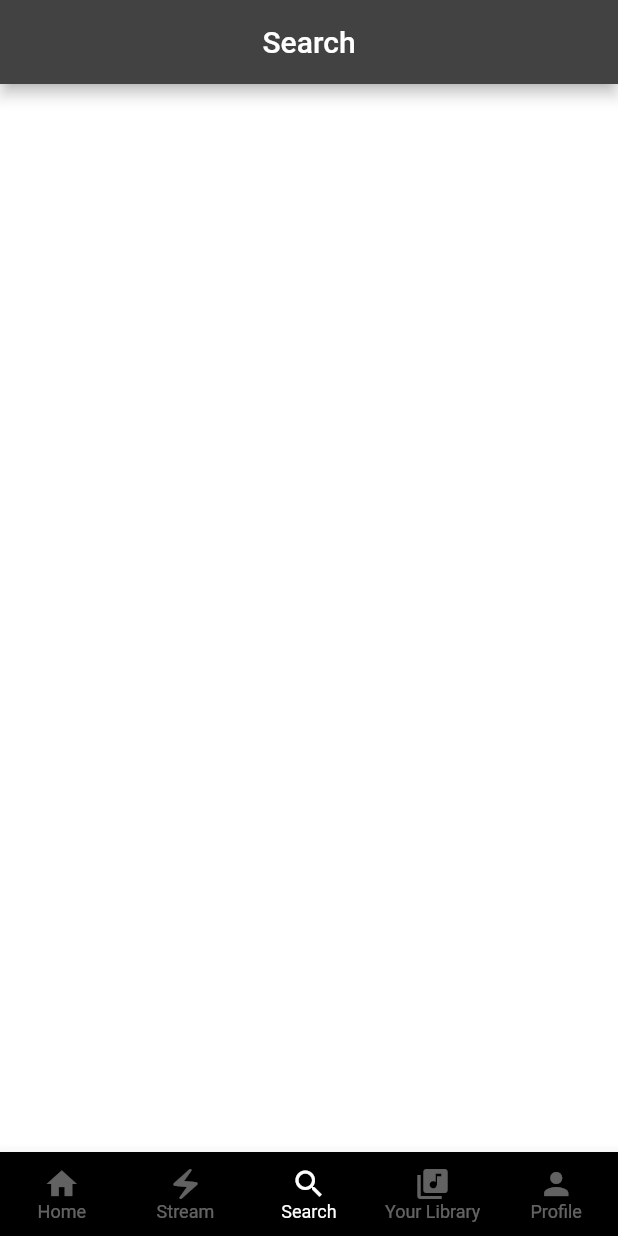
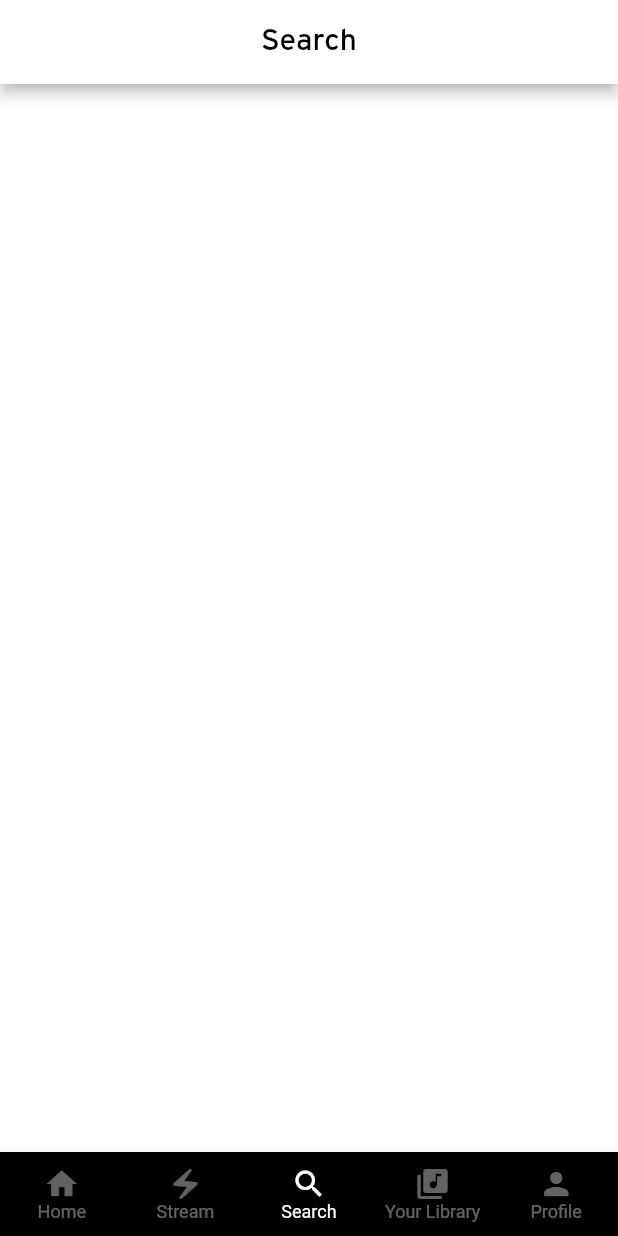
Before and after one commit to lightout11/flutter_int3120, a Flutter app: the screen it shows after launch, item 3 of the bottom bar chosen, on a phone screen of 412 x 824 dp. Run offline on Flutter 3.47's test engine with Material 2 defaults, Android fonts, the light colour scheme and no system bars.

Commit message:
edit search appbar

```diff
--- a/lib/views/search.dart
+++ b/lib/views/search.dart
@@ -12,11 +12,12 @@ class _SearchViewState extends State<SearchView> {
   Widget build(BuildContext context) {
     return Scaffold(
       appBar: AppBar(
-        title: const Center(child: Text('Search')),
-      ),
-      body: const Center(
-        child: Text('Tracks'),
-      ),
+          title: const Text('Search',
+              textAlign: TextAlign.center,
+              style: TextStyle(color: Colors.black, fontFamily: 'Interstate')),
+          backgroundColor: Colors.white,
+          centerTitle: true,
+        ),
     );
   }
 }
```
